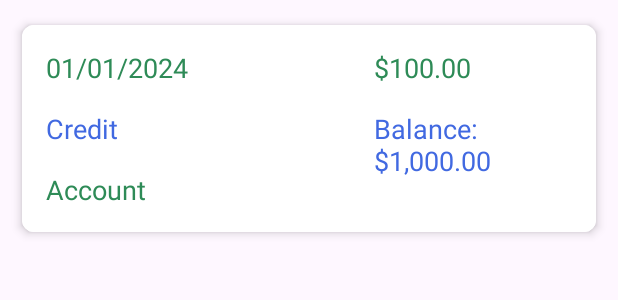
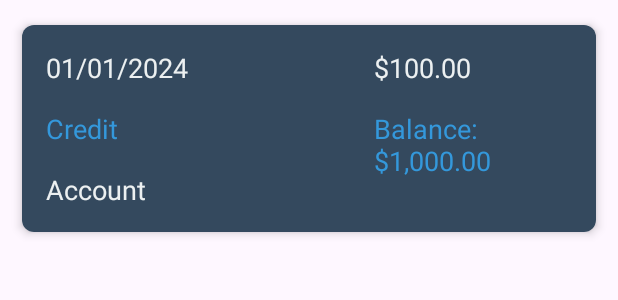
Before and after one commit to aebinessa/Mini-Project-Android-Views-List-and-Details, an Android app: the layout transaction_card.xml on its own in the app's theme, with its tools: preview values and no code run, on a phone screen of 412 x 824 dp. Shown: the top 300 px of the screen. Run offline under Robolectric (Android 15) with nearby library versions, the phone set to English and light mode, and no system bars.

Commit message:
edit styling

```diff
--- a/app/src/main/java/com/binjesus/androidminiproject/activities/MainActivity.java
+++ b/app/src/main/java/com/binjesus/androidminiproject/activities/MainActivity.java
@@ -9,7 +9,7 @@ import android.os.Bundle;
 import com.binjesus.androidminiproject.R;
 import com.binjesus.androidminiproject.adapter.TransactionAdapter;
 import com.binjesus.androidminiproject.models.Transaction;
-import com.binjesus.androidminiproject.models.TransactionRepo;
+import com.binjesus.androidminiproject.repositories.TransactionRepo;
 
 import java.util.ArrayList;
 
--- a/app/src/main/java/com/binjesus/androidminiproject/models/Transaction.java
+++ b/app/src/main/java/com/binjesus/androidminiproject/models/Transaction.java
@@ -1,5 +1,5 @@
 package com.binjesus.androidminiproject.models;
- enum transactionType{
+ public enum transactionType{
     WITHDRAWAL("Withdrawal"), DEPOSIT ("Diposit"),;
     private final String value;
 
--- a/app/src/main/res/layout/transaction_card.xml
+++ b/app/src/main/res/layout/transaction_card.xml
@@ -8,13 +8,14 @@
     android:layout_margin="8dp"
     app:cardCornerRadius="8dp"
     app:cardElevation="4dp"
-    app:cardUseCompatPadding="true">
+    app:cardUseCompatPadding="true"
+    android:background="#2C3E50"> <!-- Dark background color -->
 
     <LinearLayout
         android:layout_width="match_parent"
         android:layout_height="wrap_content"
         android:orientation="horizontal"
-        android:background="#FFFFFF"> <!-- White background for the card -->
+        android:background="#34495E"> <!-- Slightly lighter background color -->
 
         <!-- Left Side (Date, Type, Note) -->
         <LinearLayout
@@ -29,9 +30,9 @@
                 android:layout_width="match_parent"
                 android:layout_height="wrap_content"
                 android:padding="16dp"
+                android:text="01/01/2024"
                 android:textSize="18sp"
-                android:text="01/01/2024"
-                android:textColor="#2E8B57"/> <!-- Dark Olive Green -->
+                android:textColor="#ECF0F1"/> <!-- Lighter text color -->
 
             <!-- Type -->
             <TextView
@@ -40,9 +41,9 @@
                 android:layout_height="wrap_content"
                 android:paddingStart="16dp"
                 android:paddingEnd="16dp"
+                android:text="Credit"
                 android:textSize="18sp"
-                android:text="Credit"
-                android:textColor="#4169E1"/> <!-- Royal Blue -->
+                android:textColor="#3498DB"/> <!-- Sky Blue text color -->
 
             <!-- Note -->
             <TextView
@@ -50,9 +51,9 @@
                 android:layout_width="match_parent"
                 android:layout_height="wrap_content"
                 android:padding="16dp"
+                android:text="Account"
                 android:textSize="18sp"
-                android:text="Account"
-                android:textColor="#2E8B57"/> <!-- Dark Olive Green -->
+                android:textColor="#ECF0F1"/> <!-- Lighter text color -->
         </LinearLayout>
 
         <!-- Right Side (Amount, Balance) -->
@@ -68,9 +69,9 @@
                 android:layout_width="match_parent"
                 android:layout_height="wrap_content"
                 android:padding="16dp"
+                android:text="$100.00"
                 android:textSize="18sp"
-                android:text="$100.00"
-                android:textColor="#2E8B57"/> <!-- Dark Olive Green -->
+                android:textColor="#ECF0F1"/> <!-- Lighter text color -->
 
             <!-- Balance -->
             <TextView
@@ -79,9 +80,9 @@
                 android:layout_height="wrap_content"
                 android:paddingStart="16dp"
                 android:paddingEnd="16dp"
+                android:text="Balance: $1,000.00"
                 android:textSize="18sp"
-                android:text="Balance: $1,000.00"
-                android:textColor="#4169E1"/> <!-- Royal Blue -->
+                android:textColor="#3498DB"/> <!-- Sky Blue text color -->
         </LinearLayout>
 
     </LinearLayout>
--- a/app/src/main/res/values/themes.xml
+++ b/app/src/main/res/values/themes.xml
@@ -2,7 +2,7 @@
     <!-- Base application theme. -->
     <style name="Base.Theme.AndroidMiniProject" parent="Theme.Material3.DayNight.NoActionBar">
         <!-- Customize your light theme here. -->
-        <!-- <item name="colorPrimary">@color/my_light_primary</item> -->
+         <item name="colorPrimary">@color/black</item> -->
     </style>
 
     <style name="Theme.AndroidMiniProject" parent="Base.Theme.AndroidMiniProject" />
```
Also changed, not shown: app/src/main/java/com/binjesus/androidminiproject/repositories/TransactionRepo.java (renamed from app/src/main/java/com/binjesus/androidminiproject/models/TransactionRepo.java, +6 -2 lines).
